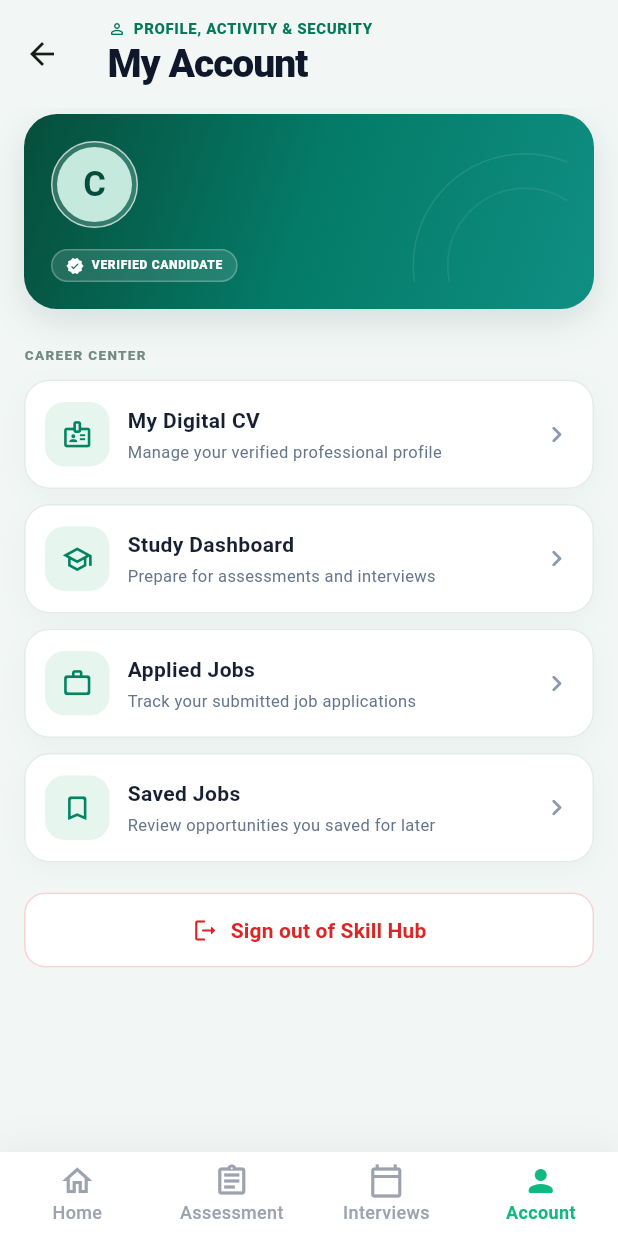
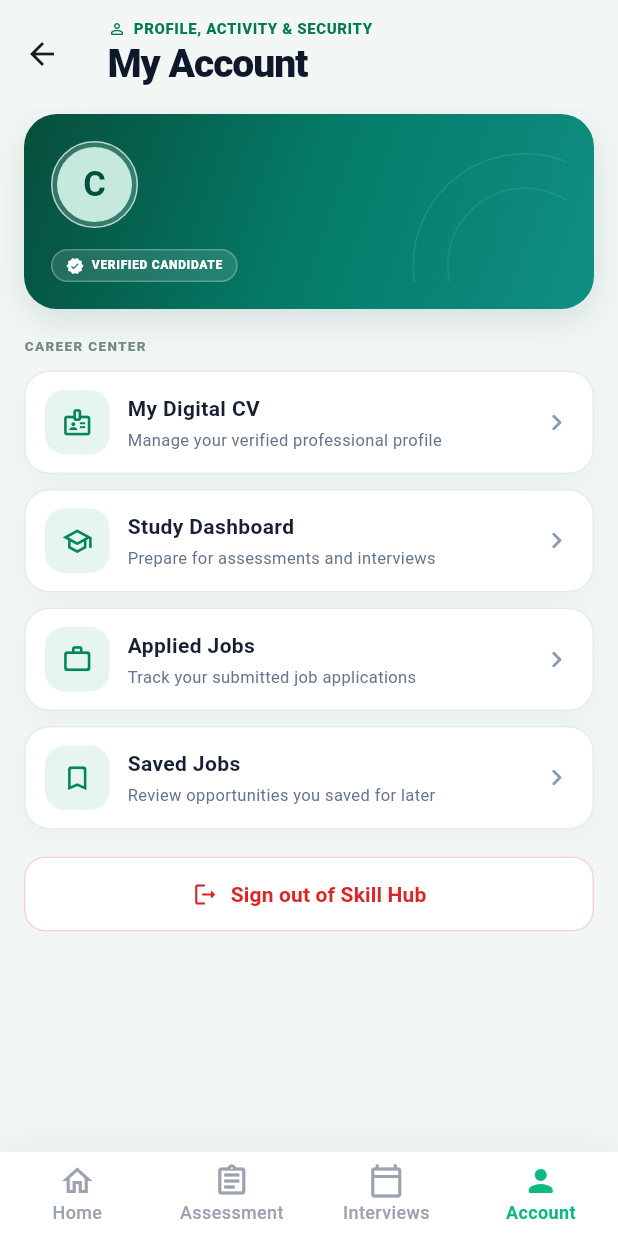
Before and after one commit to Chamiya09/Skill-Hub-Mobile-App, a Flutter app: the CandidateMainScaffold screen opened directly with empty values, item 4 of the bottom bar chosen, on a phone screen of 412 x 824 dp. Run offline on Flutter 3.47's test engine with Material 3 defaults, Android fonts, the phone set to English and light mode, and no system bars; our stand-ins replace flutter_secure_storage; missing offline and left inert: dart:html; accounts and stored records are empty; network calls fail.

Commit message:
refactor: Adjust padding and spacing in AccountScreen for improved UI consistency

```diff
--- a/lib/screens/candidate/candidate_main_scaffold.dart
+++ b/lib/screens/candidate/candidate_main_scaffold.dart
@@ -298,7 +298,7 @@
       color: const Color(0xFFF2F7F5),
       child: ListView(
         physics: const BouncingScrollPhysics(),
-        padding: const EdgeInsets.fromLTRB(16, 4, 16, 28),
+        padding: const EdgeInsets.fromLTRB(16, 4, 16, 8),
         children: [
           Container(
             clipBehavior: Clip.antiAlias,
@@ -447,7 +447,7 @@
               ],
             ),
           ),
-          const SizedBox(height: 24),
+          const SizedBox(height: 18),
           const Text(
             'CAREER CENTER',
             style: TextStyle(
@@ -494,7 +494,7 @@
             subtitle: 'Review opportunities you saved for later',
             onTap: () => _open(context, SavedJobsScreen(token: token)),
           ),
-          const SizedBox(height: 20),
+          const SizedBox(height: 18),
           OutlinedButton.icon(
             onPressed: onLogout,
             style: OutlinedButton.styleFrom(
@@ -544,7 +544,7 @@
         onTap: onTap,
         borderRadius: BorderRadius.circular(17),
         child: Container(
-          padding: const EdgeInsets.symmetric(horizontal: 13, vertical: 14),
+          padding: const EdgeInsets.symmetric(horizontal: 13, vertical: 12),
           decoration: BoxDecoration(
             color: Colors.white,
             borderRadius: BorderRadius.circular(17),
```
